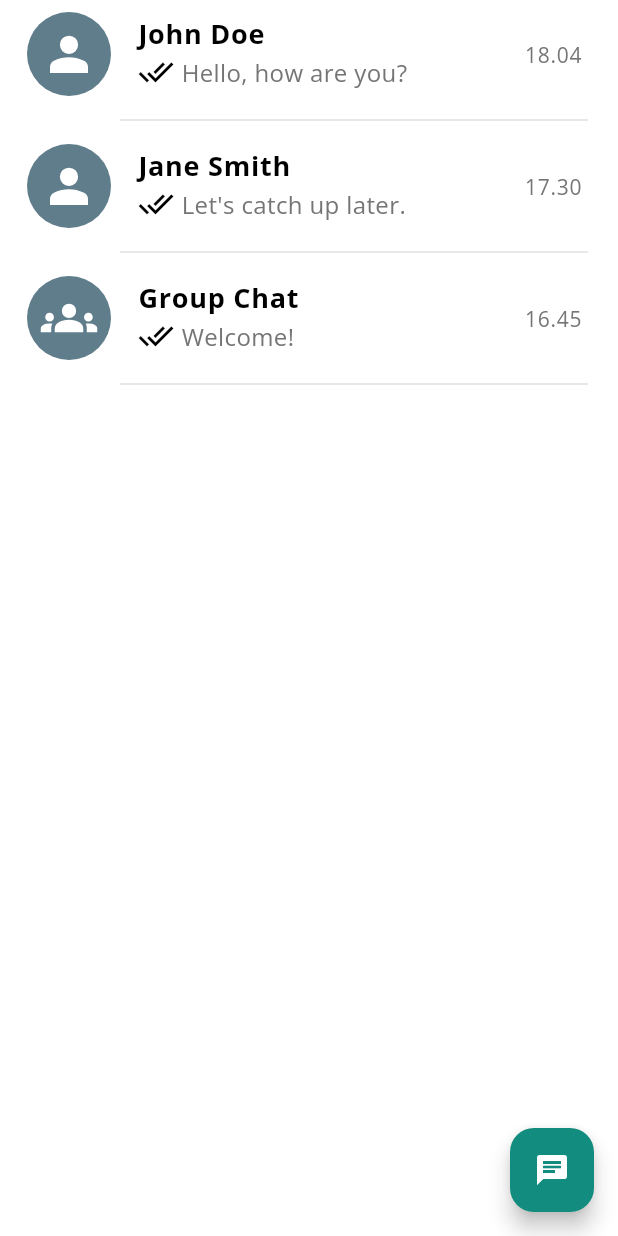
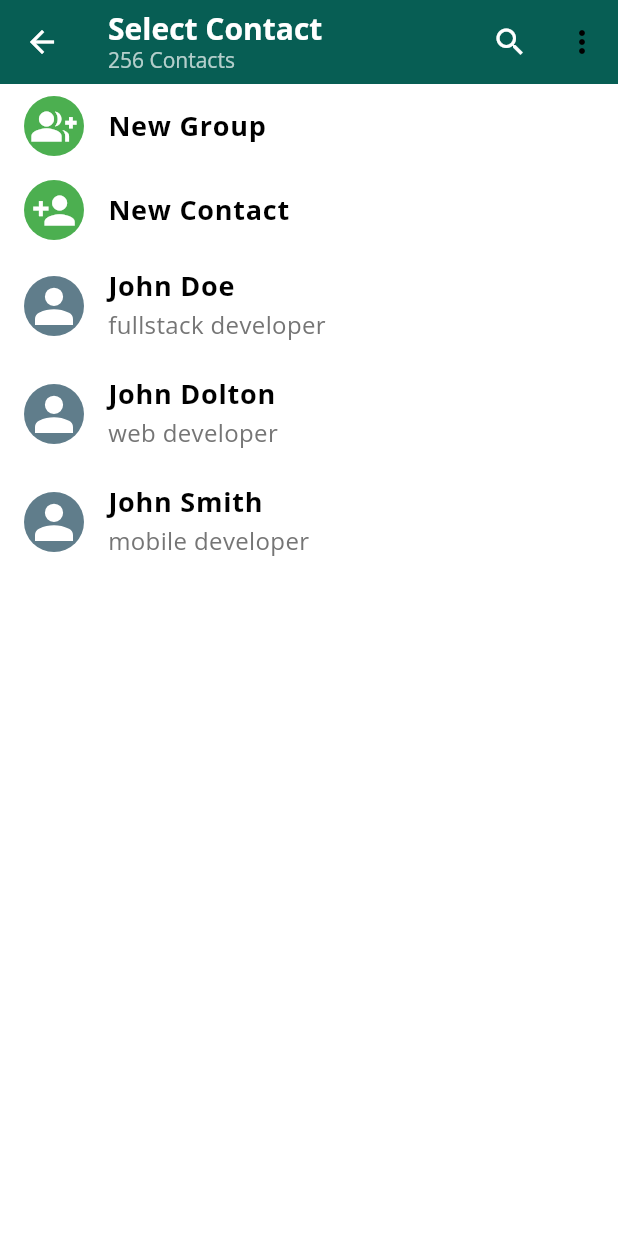
Before and after one commit to ASHAN2021/ChatApp, a Flutter app: the ChatPage screen opened directly, after a tap on the "chat" icon, on a phone screen of 412 x 824 dp. Run offline on Flutter 3.47's test engine with Material 3 defaults, Android fonts, the phone set to English and light mode, and no system bars; our stand-ins replace emoji_picker_flutter, flutter_svg.

Commit message:
select contact page implemnet

```diff
--- /dev/null
+++ b/chatapp/lib/CustomUI/button_card.dart
@@ -0,0 +1,27 @@
+import 'package:chatapp/Model/chat_model.dart';
+import 'package:flutter/material.dart';
+import 'package:flutter_svg/svg.dart';
+
+class ButtonCard extends StatelessWidget {
+  const ButtonCard({super.key, this.name, this.icon});
+
+  final String? name;
+  final IconData? icon;
+
+  @override
+  Widget build(BuildContext context) {
+    return InkWell(
+      onTap: () {},
+      child: ListTile(
+        leading: CircleAvatar(
+          backgroundColor: Colors.green,
+          child: Icon(icon ?? Icons.person, size: 30, color: Colors.white),
+        ),
+        title: Text(
+          name ?? 'Unknown',
+          style: TextStyle(fontWeight: FontWeight.bold, fontSize: 18),
+        ),
+      ),
+    );
+  }
+}
--- /dev/null
+++ b/chatapp/lib/CustomUI/contact_card.dart
@@ -0,0 +1,35 @@
+import 'package:chatapp/Model/chat_model.dart';
+import 'package:flutter/material.dart';
+import 'package:flutter_svg/svg.dart';
+
+class ContactCard extends StatelessWidget {
+  const ContactCard({super.key, this.contact});
+
+  final ChatModel? contact;
+
+  @override
+  Widget build(BuildContext context) {
+    return InkWell(
+      onTap: () {},
+      child: ListTile(
+        leading: CircleAvatar(
+          backgroundColor: Colors.blueGrey,
+          child: SvgPicture.asset(
+            'assets/person.svg',
+            width: 38,
+            height: 38,
+            color: Colors.white,
+          ),
+        ),
+        title: Text(
+          contact?.name ?? 'Unknown',
+          style: TextStyle(fontWeight: FontWeight.bold, fontSize: 18),
+        ),
+        subtitle: Text(
+          contact?.status ?? 'No status',
+          style: TextStyle(color: Colors.grey[600], fontSize: 16),
+        ),
+      ),
+    );
+  }
+}
--- a/chatapp/lib/Model/chat_model.dart
+++ b/chatapp/lib/Model/chat_model.dart
@@ -4,6 +4,7 @@ class ChatModel {
   bool? isGroup;
   String? currentMessage;
   String? time;
+  String? status;
 
   ChatModel({
     this.name,
@@ -11,5 +12,6 @@ class ChatModel {
     this.isGroup,
     this.currentMessage,
     this.time,
+    this.status,
   });
 }
--- a/chatapp/lib/Pages/chat_page.dart
+++ b/chatapp/lib/Pages/chat_page.dart
@@ -1,5 +1,6 @@
 import 'package:chatapp/CustomUI/custom_card.dart';
 import 'package:chatapp/Model/chat_model.dart';
+import 'package:chatapp/Screens/select_contact.dart';
 import 'package:flutter/material.dart';
 
 class ChatPage extends StatefulWidget {
@@ -37,7 +38,12 @@ class _ChatPageState extends State<ChatPage> {
   Widget build(BuildContext context) {
     return Scaffold(
       floatingActionButton: FloatingActionButton(
-        onPressed: () {},
+        onPressed: () {
+          Navigator.push(
+            context,
+            MaterialPageRoute(builder: (context) => const SelectContact()),
+          );
+        },
         backgroundColor: const Color(0xff128C7E),
         child: const Icon(Icons.chat),
       ),
--- /dev/null
+++ b/chatapp/lib/Screens/select_contact.dart
@@ -0,0 +1,89 @@
+import 'package:chatapp/CustomUI/button_card.dart';
+import 'package:chatapp/CustomUI/contact_card.dart';
+import 'package:chatapp/Model/chat_model.dart';
+import 'package:flutter/material.dart';
+
+class SelectContact extends StatefulWidget {
+  const SelectContact({super.key});
+
+  @override
+  State<SelectContact> createState() => _SelectContactState();
+}
+
+class _SelectContactState extends State<SelectContact> {
+  @override
+  Widget build(BuildContext context) {
+    List<ChatModel> contacts = [
+      ChatModel(name: 'John Doe', status: 'fullstack developer'),
+      ChatModel(name: 'John Dolton', status: 'web developer'),
+      ChatModel(name: 'John Smith', status: 'mobile developer'),
+    ];
+
+    return Scaffold(
+      appBar: AppBar(
+        leading: IconButton(
+          icon: const Icon(Icons.arrow_back, color: Colors.white),
+          onPressed: () {
+            Navigator.pop(context);
+          },
+        ),
+        title: Column(
+          crossAxisAlignment: CrossAxisAlignment.start,
+          mainAxisAlignment: MainAxisAlignment.center,
+          children: [
+            const Text(
+              'Select Contact',
+              style: TextStyle(
+                fontSize: 20,
+                fontWeight: FontWeight.bold,
+                color: Colors.white,
+              ),
+            ),
+            Text(
+              '256 Contacts',
+              style: TextStyle(fontSize: 14, color: Colors.white70),
+            ),
+          ],
+        ),
+        backgroundColor: const Color(0xff075E54),
+        actions: [
+          IconButton(
+            icon: const Icon(Icons.search, color: Colors.white),
+            onPressed: () {
+              // Implement search functionality here
+            },
+          ),
+          PopupMenuButton<String>(
+            onSelected: (value) {
+              print(value);
+            },
+            itemBuilder: (context) {
+              return [
+                PopupMenuItem(
+                  child: Text('Invite a friend'),
+                  value: "Invite a friend",
+                ),
+                PopupMenuItem(child: Text('Contact'), value: "Contact"),
+                PopupMenuItem(child: Text('Refresh'), value: "Refresh"),
+                PopupMenuItem(child: Text('Help'), value: "Help"),
+              ];
+            },
+          ),
+        ],
+      ),
+      body: ListView.builder(
+        itemCount: contacts.length + 2,
+        itemBuilder: (context, index) {
+          if (index == 0) {
+            return ButtonCard(name: 'New Group', icon: Icons.group_add);
+          } else if (index == 1) {
+            return ButtonCard(name: 'New Contact', icon: Icons.person_add);
+          }
+          return ContactCard(contact: contacts[index - 2]);
+        },
+
+        // Adjust the number of contacts as needed
+      ),
+    );
+  }
+}
```
